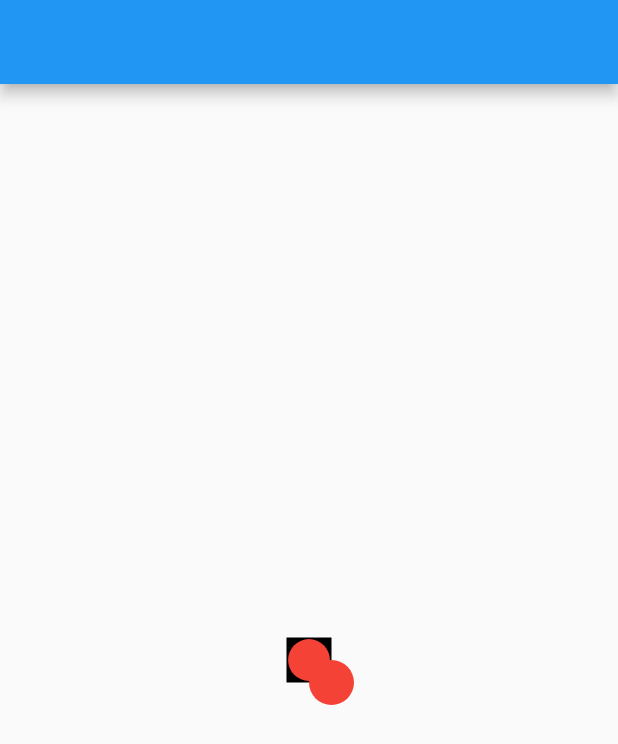
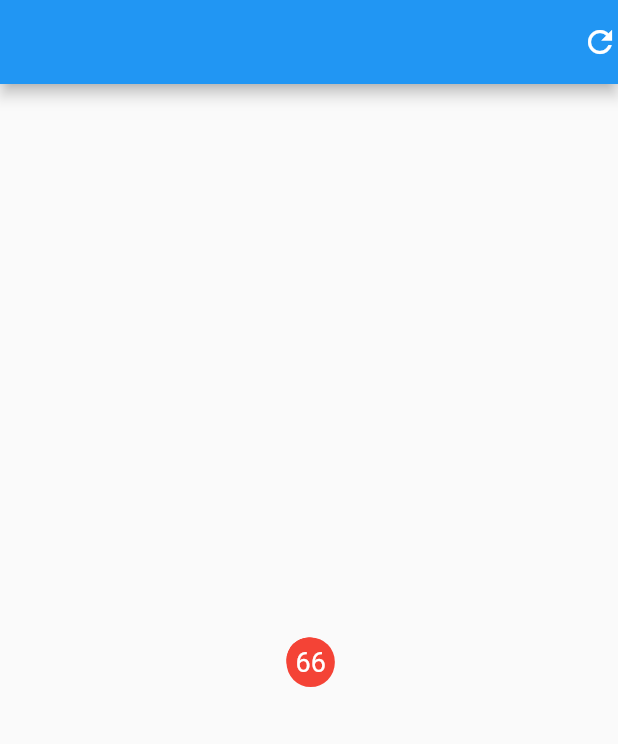
Before and after one commit to cscxj/flutter_qq_sticky_tag, a Flutter app: the screen it shows after launch, on a phone screen of 412 x 824 dp. Shown: the top 744 px of the screen. Run offline on Flutter 3.47's test engine with Material 2 defaults, Android fonts, the phone set to English and light mode, and no system bars.

Commit message:
基本完成

```diff
--- a/lib/main.dart
+++ b/lib/main.dart
@@ -12,13 +12,43 @@ class MyApp extends StatefulWidget {
 }
 
 class _MyAppState extends State<MyApp> {
+  bool isShow = true;
   @override
   Widget build(BuildContext context) {
     return MaterialApp(
       home: Scaffold(
-        appBar: AppBar(),
+        appBar: AppBar(
+          actions: <Widget>[
+            InkWell(
+              onTap: (){
+                setState(() {
+                 isShow = true;
+                });
+              },
+              child: Icon(Icons.refresh),
+            )
+          ],
+        ),
         body: Center(
-          child: StickyTag(),
+          child: isShow
+              ? StickyTag(
+                  onLoosen: () {
+                    setState(() {
+                      isShow = false;
+                    });
+                  },
+                  child: Container(
+                    decoration: BoxDecoration(
+                        color: Colors.red,
+                        borderRadius: BorderRadius.all(Radius.circular(100))),
+                    padding: EdgeInsets.all(6),
+                    child: Text(
+                      '66',
+                      style: TextStyle(color: Colors.white, fontSize: 18),
+                    ),
+                  ),
+                )
+              : Container(),
         ),
       ),
     );
@@ -26,45 +56,110 @@ class _MyAppState extends State<MyApp> {
 }
 
 class StickyTag extends StatefulWidget {
-  final double maxContactDistance;
-  final double size;
-  final Color color;
+  final double maxContactDistance; // 粘性区域最大长度
+  final double size; // 粘性区域的大小
+  final Color color; // 粘性区域的颜色
+  final Widget child; // 要显示的小控件
+  final Function onLoosen; // 松手事件
 
-  const StickyTag({Key key, this.maxContactDistance: 300, this.size: 30, this.color:Colors.red})
+  const StickyTag(
+      {Key key,
+      this.maxContactDistance: 150,
+      this.size: 30,
+      this.color: Colors.red,
+      this.child,
+      this.onLoosen})
       : super(key: key);
 
   @override
   _StickyTagState createState() => _StickyTagState();
 }
 
-class _StickyTagState extends State<StickyTag> {
+class _StickyTagState extends State<StickyTag> with TickerProviderStateMixin {
   Offset _touchPosition;
+  AnimationController _animationController;
+  Animation<Offset> _animation; // 三段回弹动画
+  Animation<Offset> _animation2;
+  Animation<Offset> _animation3;
+
+  @override
+  void initState() {
+    super.initState();
+    _touchPosition = Offset(0, 0);
+  }
+
+  @override
+  void dispose() {
+    super.dispose();
+    _animationController?.dispose();
+  }
 
   @override
   Widget build(BuildContext context) {
     return GestureDetector(
         onPanEnd: (e) {
-        setState(() {});
+          if (_touchPosition.distance >
+              widget.maxContactDistance - widget.size) {
+            widget.onLoosen();
+            setState(() {
+              _touchPosition = Offset(0, 0);
+            });
+            return;
+          } else {
+            _animationController?.dispose();
+            _animationController = AnimationController(
+                vsync: this, duration: Duration(milliseconds: 300))
+              ..addListener(() {
+                setState(() {
+                  _touchPosition =
+                      _animation.value + _animation2.value + _animation3.value;
+                });
+              });
+            _animation = Tween(begin: _touchPosition, end: -_touchPosition / 2)
+                .animate(CurvedAnimation(
+                    parent: _animationController,
+                    curve: Interval(0.0, 4 / 7, curve: Curves.linear)));
+            _animation2 =
+                Tween(begin: Offset(0, 0), end: _touchPosition * 3 / 4).animate(
+                    CurvedAnimation(
+                        parent: _animationController,
+                        curve: Interval(4 / 7, 6 / 7, curve: Curves.linear)));
+            _animation3 = Tween(begin: Offset(0, 0), end: -_touchPosition / 4)
+                .animate(CurvedAnimation(
+                    parent: _animationController,
+                    curve: Interval(6 / 7, 1.0, curve: Curves.linear)));
+            _animationController.forward();
+          }
         },
         onPanUpdate: (e) {
           setState(() {
-          _touchPosition = e.localPosition;
+            // e.localPostion是触摸点相对控件左上角的位置，要求出相对于中心的位置
+            _touchPosition = Offset(e.localPosition.dx - widget.size / 2,
+                e.localPosition.dy - widget.size / 2);
           });
         },
         child: Container(
           height: widget.size,
           width: widget.size,
-        color: Colors.black,
           child: CustomPaint(
-          painter: _StickyTagPainter(_touchPosition, widget.maxContactDistance,widget.color),
+            painter: _StickyTagPainter(
+                _touchPosition, widget.maxContactDistance, widget.color),
+            child: Stack(
+              overflow: Overflow.visible,
+              children: <Widget>[
+                Positioned(
+                    left: _touchPosition.dx,
+                    top: _touchPosition.dy,
+                    child: widget.child)
+              ],
             ),
           ),
-    );
+        ));
   }
 }
 
 class _StickyTagPainter extends CustomPainter {
-  Offset endPointer;
+  Offset fingerPosition;
   double maxDistance;
   final Color color;
 
@@ -72,21 +167,25 @@ class _StickyTagPainter extends CustomPainter {
   double _distance;
   double _slantRange; //倾斜角大小
 
-  _StickyTagPainter(this.endPointer, this.maxDistance, this.color);
+  _StickyTagPainter(this.fingerPosition, this.maxDistance, this.color);
 
   @override
   void paint(Canvas canvas, Size size) {
+    if (fingerPosition.distance > maxDistance - size.width) {
+      return;
+    }
     double bigPointerSize = min(size.width, size.height) / 2;
+
     Offset c = Offset(size.width / 2, size.height / 2);
-    endPointer ??= c;
-    double distanceX = endPointer.dx; // X轴上的偏移量
-    double distanceY = endPointer.dy; // y轴上的偏移量
+    fingerPosition ??= Offset(0, 0);
+    double distanceX = fingerPosition.dx; // X轴上的偏移量
+    double distanceY = fingerPosition.dy; // y轴上的偏移量
     _slantRange = atan(distanceX / distanceY);
     _distance = sqrt(distanceX * distanceX + distanceY * distanceY);
     _smallPointerSize = bigPointerSize * (1 - _distance / maxDistance);
 
     Offset bezierContorlNode =
-        Offset(endPointer.dx / 2, endPointer.dy / 2); // 贝塞尔曲线控制点的位置
+        Offset(fingerPosition.dx / 2, fingerPosition.dy / 2); // 贝塞尔曲线控制点的位置
     double startArmDx = cos(_slantRange) * _smallPointerSize;
     double startArmDy = sin(_slantRange) * _smallPointerSize;
     Offset startPoint1 = Offset(
@@ -98,18 +197,17 @@ class _StickyTagPainter extends CustomPainter {
     double endArmDx = cos(_slantRange) * bigPointerSize;
     double endArmDy = sin(_slantRange) * bigPointerSize;
     Offset endPoint1 = Offset(
-      endArmDx + endPointer.dx,
-      -endArmDy + endPointer.dy,
+      endArmDx + fingerPosition.dx,
+      -endArmDy + fingerPosition.dy,
     );
     Offset endPoint2 =
-        Offset(-endArmDx + endPointer.dx, endArmDy + endPointer.dy);
+        Offset(-endArmDx + fingerPosition.dx, endArmDy + fingerPosition.dy);
 
-    Paint paint = Paint()
-      ..color = this.color;
+    Paint paint = Paint()..color = this.color;
 
     canvas.translate(c.dx, c.dy); // 把canvas原点移到中间
     canvas.drawCircle(Offset(0, 0), _smallPointerSize, paint); // 绘制小圆
-    canvas.drawCircle(endPointer, bigPointerSize, paint); // 绘制大圆
+    canvas.drawCircle(fingerPosition, bigPointerSize, paint); // 绘制大圆
 
     Path path = Path()
       ..moveTo(startPoint1.dx, startPoint1.dy)
@@ -119,7 +217,7 @@ class _StickyTagPainter extends CustomPainter {
       ..lineTo(endPoint1.dx, endPoint1.dy)
       ..quadraticBezierTo(bezierContorlNode.dx, bezierContorlNode.dy,
           startPoint1.dx, startPoint1.dy);
-    canvas.drawPath(path, paint);  // 绘制粘性区域
+    canvas.drawPath(path, paint); // 绘制粘性区域
   }
 
   @override
```
Also changed, not shown: 1 other file. Lines whose indentation alone changed are shown as unchanged.
